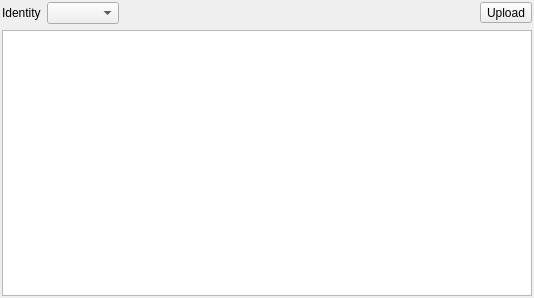
This is src/RemoteDock.ui in sqlitebrowser/sqlitebrowser as Qt 5 draws it before an edit. The edited form follows.
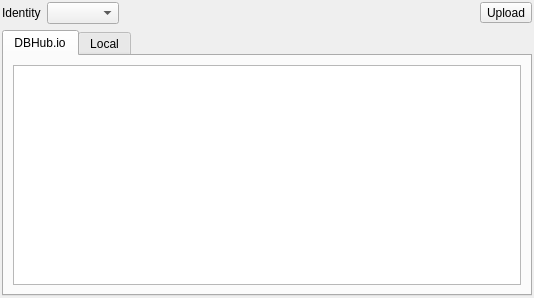
This is the edited form. Icons and pictures are not drawn.

Commit message: dbhub: Add view of all checked out databases

```diff
--- a/src/RemoteDock.ui
+++ b/src/RemoteDock.ui
@@ -97,10 +97,34 @@
         </layout>
        </item>
        <item>
-        <widget class="QTreeView" name="treeStructure">
-         <property name="whatsThis">
-          <string>&lt;html&gt;&lt;head/&gt;&lt;body&gt;&lt;p&gt;In this pane, remote databases from dbhub.io website can be added to DB Browser for SQLite. First you need an identity:&lt;/p&gt;&lt;ol style=&quot;margin-top: 0px; margin-bottom: 0px; margin-left: 0px; margin-right: 0px; -qt-list-indent: 1;&quot;&gt;&lt;li style=&quot; margin-top:12px; margin-bottom:0px; margin-left:0px; margin-right:0px; -qt-block-indent:0; text-indent:0px;&quot;&gt;Login to the dbhub.io website (use your GitHub credentials or whatever you want)&lt;/li&gt;&lt;li style=&quot; margin-top:0px; margin-bottom:0px; margin-left:0px; margin-right:0px; -qt-block-indent:0; text-indent:0px;&quot;&gt;Click the button to &amp;quot;Generate client certificate&amp;quot; (that's your identity). That'll give you a certificate file (save it to your local disk).&lt;/li&gt;&lt;li style=&quot; margin-top:0px; margin-bottom:12px; margin-left:0px; margin-right:0px; -qt-block-indent:0; text-indent:0px;&quot;&gt;Go to the Remote tab in DB Browser for SQLite Preferences. Click the button to add a new certificate to DB Browser for SQLite and choose the just downloaded certificate file.&lt;/li&gt;&lt;/ol&gt;&lt;p&gt;Now the Remote panel shows your identity and you can add remote databases.&lt;/p&gt;&lt;/body&gt;&lt;/html&gt;</string>
+        <widget class="QTabWidget" name="tabs">
+         <property name="currentIndex">
+          <number>0</number>
          </property>
+         <widget class="QWidget" name="tabRemote">
+          <attribute name="title">
+           <string>DBHub.io</string>
+          </attribute>
+          <layout class="QVBoxLayout" name="verticalLayout_4">
+           <item>
+            <widget class="QTreeView" name="treeRemote">
+             <property name="whatsThis">
+              <string>&lt;html&gt;&lt;head/&gt;&lt;body&gt;&lt;p&gt;In this pane, remote databases from dbhub.io website can be added to DB Browser for SQLite. First you need an identity:&lt;/p&gt;&lt;ol style=&quot;margin-top: 0px; margin-bottom: 0px; margin-left: 0px; margin-right: 0px; -qt-list-indent: 1;&quot;&gt;&lt;li style=&quot; margin-top:12px; margin-bottom:0px; margin-left:0px; margin-right:0px; -qt-block-indent:0; text-indent:0px;&quot;&gt;Login to the dbhub.io website (use your GitHub credentials or whatever you want)&lt;/li&gt;&lt;li style=&quot; margin-top:0px; margin-bottom:0px; margin-left:0px; margin-right:0px; -qt-block-indent:0; text-indent:0px;&quot;&gt;Click the button to &amp;quot;Generate client certificate&amp;quot; (that's your identity). That'll give you a certificate file (save it to your local disk).&lt;/li&gt;&lt;li style=&quot; margin-top:0px; margin-bottom:12px; margin-left:0px; margin-right:0px; -qt-block-indent:0; text-indent:0px;&quot;&gt;Go to the Remote tab in DB Browser for SQLite Preferences. Click the button to add a new certificate to DB Browser for SQLite and choose the just downloaded certificate file.&lt;/li&gt;&lt;/ol&gt;&lt;p&gt;Now the Remote panel shows your identity and you can add remote databases.&lt;/p&gt;&lt;/body&gt;&lt;/html&gt;</string>
+             </property>
+            </widget>
+           </item>
+          </layout>
+         </widget>
+         <widget class="QWidget" name="tabLocal">
+          <attribute name="title">
+           <string>Local</string>
+          </attribute>
+          <layout class="QVBoxLayout" name="verticalLayout_5">
+           <item>
+            <widget class="QTreeView" name="treeLocal"/>
+           </item>
+          </layout>
+         </widget>
         </widget>
        </item>
       </layout>
```
Left out of the diff: 29 changed lines with no effect on the pictures. The commit also changes 9 other files.
